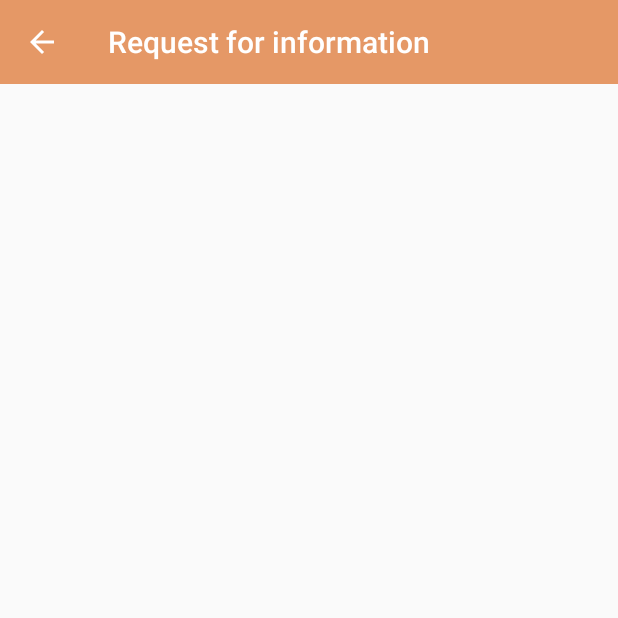
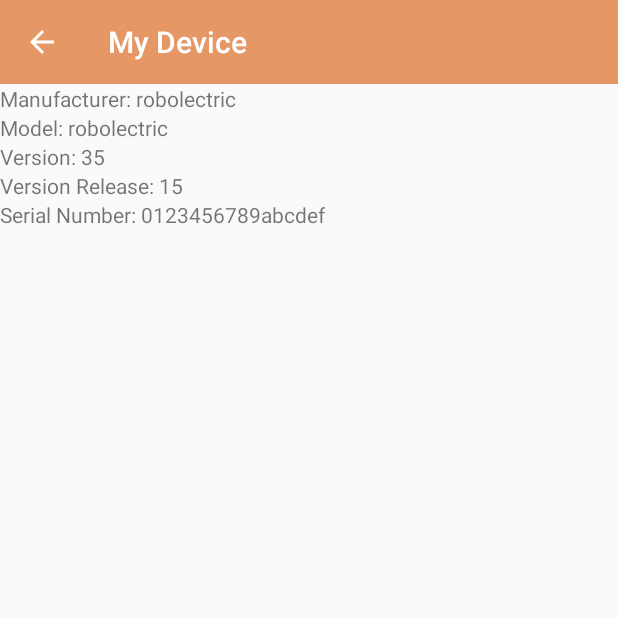
Before and after one commit to MarkBCIT/Le_Ma, an Android app: the InfoRequestActivity screen opened directly, with no data from a screen before it, on a phone screen of 412 x 824 dp, the top half of it. Run offline under Robolectric (Android 15) with nearby library versions, the phone set to English and light mode, and no system bars.

Commit message:
lab5 done

```diff
--- a/app/src/main/AndroidManifest.xml
+++ b/app/src/main/AndroidManifest.xml
@@ -29,7 +29,7 @@
 
         <activity
             android:name=".InfoRequestActivity"
-            android:label="@string/info_request"
+            android:label="@string/my_device"
             android:parentActivityName=".MainActivity" >
         </activity>
 
--- a/app/src/main/java/ca/bcit/ass1/le_ma/InfoRequestActivity.java
+++ b/app/src/main/java/ca/bcit/ass1/le_ma/InfoRequestActivity.java
@@ -1,9 +1,12 @@
 package ca.bcit.ass1.le_ma;
 
+import android.os.Build;
+import android.provider.Settings;
 import android.support.v7.app.ActionBar;
 import android.support.v7.app.AppCompatActivity;
 import android.os.Bundle;
 import android.support.v7.widget.Toolbar;
+import android.widget.TextView;
 
 public class InfoRequestActivity extends AppCompatActivity {
 
@@ -17,5 +20,20 @@ public class InfoRequestActivity extends AppCompatActivity {
 
         ActionBar ab = getSupportActionBar();
         ab.setDisplayHomeAsUpEnabled(true);
+
+        TextView manufacturer = findViewById(R.id.manufacturer);
+        manufacturer.setText(manufacturer.getText() + " " + Build.MANUFACTURER);
+
+        TextView model = findViewById(R.id.model);
+        model.setText(model.getText() + " " + Build.MODEL);
+
+        TextView version = findViewById(R.id.version);
+        version.setText(version.getText() + " " + Build.VERSION.SDK_INT );
+
+        TextView version_release = findViewById(R.id.version_release);
+        version_release.setText(version_release.getText() + " " + Build.VERSION.RELEASE );
+
+        TextView serial = findViewById(R.id.serial);
+        serial.setText(serial.getText() + " " + Settings.Secure.getString(getApplicationContext().getContentResolver(), Settings.Secure.ANDROID_ID) );
     }
 }
--- a/app/src/main/java/ca/bcit/ass1/le_ma/MainActivity.java
+++ b/app/src/main/java/ca/bcit/ass1/le_ma/MainActivity.java
@@ -10,6 +10,7 @@ import android.support.v7.widget.ShareActionProvider;
 import android.support.v7.widget.Toolbar;
 import android.util.Log;
 import android.view.Menu;
+import android.view.MenuInflater;
 import android.view.MenuItem;
 import android.view.View;
 import android.widget.AdapterView;
@@ -42,7 +43,8 @@ public class MainActivity extends AppCompatActivity {
     @Override
     public boolean onCreateOptionsMenu(Menu menu) {
         // Inflate the menu. This adds items to the app bar.
-        getMenuInflater().inflate(R.menu.menu_main, menu);
+        MenuInflater menuInflater = getMenuInflater();
+        menuInflater.inflate(R.menu.menu_main, menu);
 
         MenuItem menuItem = menu.findItem(R.id.action_share);
         shareActionProvider = (ShareActionProvider) MenuItemCompat.getActionProvider(menuItem);
--- /dev/null
+++ b/app/src/main/res/drawable/ic_more_vert_black_24dp.xml
@@ -0,0 +1,5 @@
+<vector android:height="24dp" android:tint="#FFFFFF"
+    android:viewportHeight="24.0" android:viewportWidth="24.0"
+    android:width="24dp" xmlns:android="http://schemas.android.com/apk/res/android">
+    <path android:fillColor="#FF000000" android:pathData="M12,8c1.1,0 2,-0.9 2,-2s-0.9,-2 -2,-2 -2,0.9 -2,2 0.9,2 2,2zM12,10c-1.1,0 -2,0.9 -2,2s0.9,2 2,2 2,-0.9 2,-2 -0.9,-2 -2,-2zM12,16c-1.1,0 -2,0.9 -2,2s0.9,2 2,2 2,-0.9 2,-2 -0.9,-2 -2,-2z"/>
+</vector>
--- a/app/src/main/res/layout/activity_info_request.xml
+++ b/app/src/main/res/layout/activity_info_request.xml
@@ -1,11 +1,38 @@
 <?xml version="1.0" encoding="utf-8"?>
-<android.support.constraint.ConstraintLayout xmlns:android="http://schemas.android.com/apk/res/android"
+<LinearLayout xmlns:android="http://schemas.android.com/apk/res/android"
     xmlns:app="http://schemas.android.com/apk/res-auto"
     xmlns:tools="http://schemas.android.com/tools"
     android:layout_width="match_parent"
     android:layout_height="match_parent"
+    android:orientation="vertical"
     tools:context=".InfoRequestActivity">
 
     <include layout="@layout/toolbar_main" android:id="@+id/toolbar" />
 
-</android.support.constraint.ConstraintLayout>
+    <TextView
+        android:id="@+id/manufacturer"
+        android:layout_width="wrap_content"
+        android:layout_height="wrap_content"
+        android:text="@string/manufacturer"/>
+    <TextView
+        android:id="@+id/model"
+        android:layout_width="wrap_content"
+        android:layout_height="wrap_content"
+        android:text="@string/model"/>
+    <TextView
+        android:id="@+id/version"
+        android:layout_width="wrap_content"
+        android:layout_height="wrap_content"
+        android:text="@string/version"/>
+    <TextView
+        android:id="@+id/version_release"
+        android:layout_width="wrap_content"
+        android:layout_height="wrap_content"
+        android:text="@string/version_release"/>
+    <TextView
+        android:id="@+id/serial"
+        android:layout_width="wrap_content"
+        android:layout_height="wrap_content"
+        android:text="@string/serial"/>
+
+</LinearLayout>
--- a/app/src/main/res/values/strings.xml
+++ b/app/src/main/res/values/strings.xml
@@ -3,6 +3,7 @@
     <string name="info_request">Request for information</string>
     <string name="info_request_title">Info Request</string>
     <string name="action_share">Share</string>
+    <string name="my_device">My Device</string>
     <string-array name="continents">
         <item>Africa</item>
         <item>America</item>
@@ -16,4 +17,10 @@
     <string name="population">Population: </string>
     <string name="area">Area: </string>
     <string name="borders">Borders: </string>
+
+    <string name="manufacturer">Manufacturer: </string>
+    <string name="model">Model: </string>
+    <string name="version">Version: </string>
+    <string name="version_release">Version Release: </string>
+    <string name="serial">Serial Number: </string>
 </resources>
```
Also changed, not shown: app/src/main/java/ca/bcit/ass1/le_ma/CountryActivity.java (+6 -2 lines), app/src/main/java/ca/bcit/ass1/le_ma/CustomActionProvider.java (added, +44 -0 lines), app/src/main/res/layout/activity_country.xml (+4 -5 lines), app/src/main/res/menu/menu_main.xml (+4 -3 lines).
